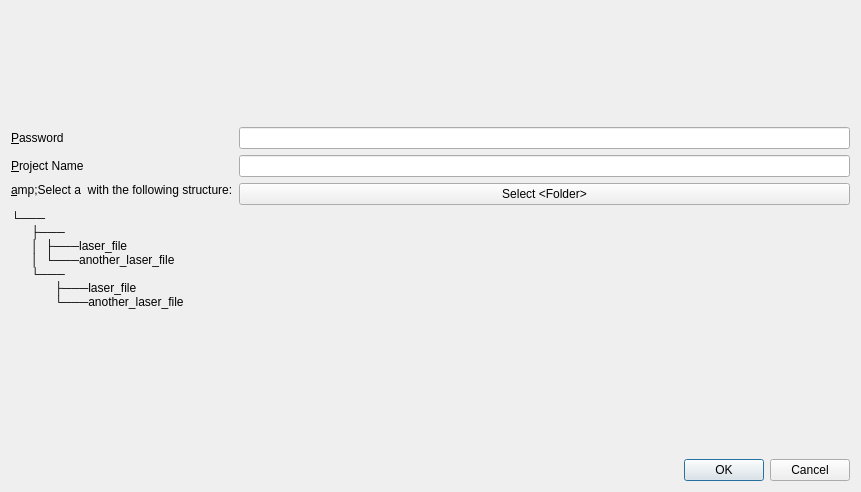
First picture: the form in laser/ui/select_folders_dialog.ui, repository GijsGroote/creator_administrator, before the edit.
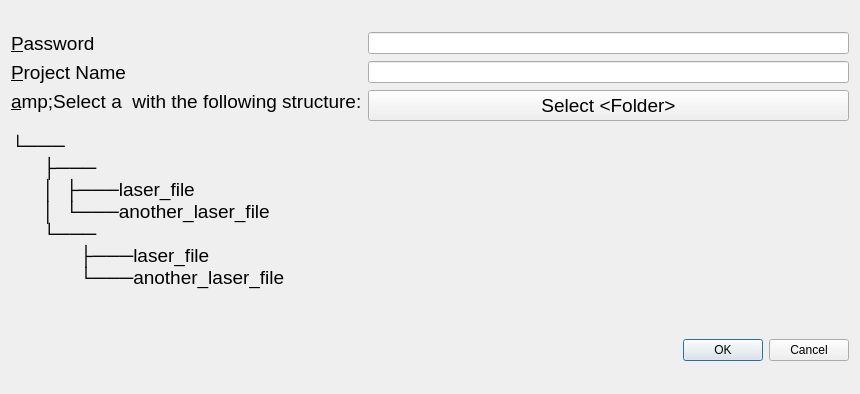
Second picture: the form after the edit. Custom widgets are drawn as their Qt base class.

Commit message: folder super grouper is added

Patch:
```diff
--- a/laser/ui/select_folders_dialog.ui
+++ b/laser/ui/select_folders_dialog.ui
@@ -6,8 +6,8 @@
    <rect>
     <x>0</x>
     <y>0</y>
-    <width>861</width>
-    <height>492</height>
+    <width>860</width>
+    <height>394</height>
    </rect>
   </property>
   <property name="windowTitle">
@@ -33,6 +33,11 @@
       <layout class="QFormLayout" name="formLayout">
        <item row="0" column="0">
         <widget class="QLabel" name="label">
+         <property name="font">
+          <font>
+           <pointsize>14</pointsize>
+          </font>
+         </property>
          <property name="text">
           <string>&amp;Password</string>
          </property>
@@ -46,6 +51,11 @@
        </item>
        <item row="2" column="0">
         <widget class="QLabel" name="label_2">
+         <property name="font">
+          <font>
+           <pointsize>14</pointsize>
+          </font>
+         </property>
          <property name="text">
           <string>&amp;Select a &lt;FOLDER&gt; with the following structure:
 
@@ -66,6 +76,11 @@
        </item>
        <item row="2" column="1">
         <widget class="SelectFolderQPushButton" name="selectFolderButton">
+         <property name="font">
+          <font>
+           <pointsize>14</pointsize>
+          </font>
+         </property>
          <property name="text">
           <string>Select &lt;Folder&gt;</string>
          </property>
@@ -73,6 +88,11 @@
        </item>
        <item row="1" column="0">
         <widget class="QLabel" name="label_3">
+         <property name="font">
+          <font>
+           <pointsize>14</pointsize>
+          </font>
+         </property>
          <property name="text">
           <string>&amp;Project Name</string>
          </property>
@@ -86,19 +106,6 @@
        </item>
       </layout>
      </item>
-     <item>
-      <spacer name="verticalSpacer_2">
-       <property name="orientation">
-        <enum>Qt::Vertical</enum>
-       </property>
-       <property name="sizeHint" stdset="0">
-        <size>
-         <width>20</width>
-         <height>40</height>
-        </size>
-       </property>
-      </spacer>
-     </item>
      <item>
       <widget class="QDialogButtonBox" name="buttonBox">
        <property name="orientation">
@@ -109,6 +116,19 @@
        </property>
       </widget>
      </item>
+     <item>
+      <spacer name="verticalSpacer_2">
+       <property name="orientation">
+        <enum>Qt::Vertical</enum>
+       </property>
+       <property name="sizeHint" stdset="0">
+        <size>
+         <width>20</width>
+         <height>40</height>
+        </size>
+       </property>
+      </spacer>
+     </item>
     </layout>
    </item>
   </layout>
```
Left out of the diff: 18 changed lines with no effect on the pictures. The commit also changes 6 other files.
